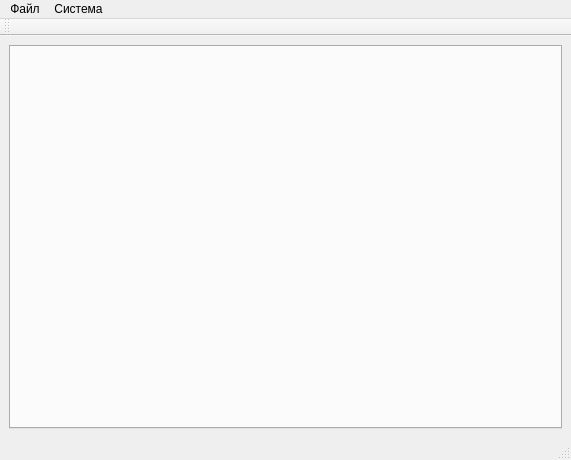
This is pg-liga/mainwindow.ui in predbannikov/pg-liga as Qt 5 draws it before an edit. The edited form follows.
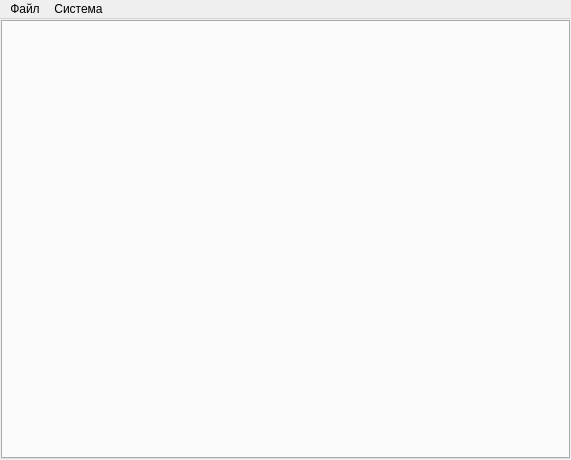
This is the edited form.

Patch:
```diff
--- a/pg-liga/mainwindow.ui
+++ b/pg-liga/mainwindow.ui
@@ -18,6 +18,21 @@
     <enum>Qt::LeftToRight</enum>
    </property>
    <layout class="QGridLayout" name="gridLayout">
+    <property name="leftMargin">
+     <number>1</number>
+    </property>
+    <property name="topMargin">
+     <number>1</number>
+    </property>
+    <property name="rightMargin">
+     <number>1</number>
+    </property>
+    <property name="bottomMargin">
+     <number>1</number>
+    </property>
+    <property name="spacing">
+     <number>1</number>
+    </property>
     <item row="0" column="0" colspan="2">
      <layout class="QVBoxLayout" name="mainLayout">
       <property name="spacing">
@@ -62,18 +77,6 @@
    <addaction name="menuFile"/>
    <addaction name="menuSystem"/>
   </widget>
-  <widget class="QStatusBar" name="statusbar"/>
-  <widget class="QToolBar" name="toolBar">
-   <property name="windowTitle">
-    <string>toolBar</string>
-   </property>
-   <attribute name="toolBarArea">
-    <enum>TopToolBarArea</enum>
-   </attribute>
-   <attribute name="toolBarBreak">
-    <bool>false</bool>
-   </attribute>
-  </widget>
   <action name="actExit">
    <property name="text">
     <string>Выход</string>
```
